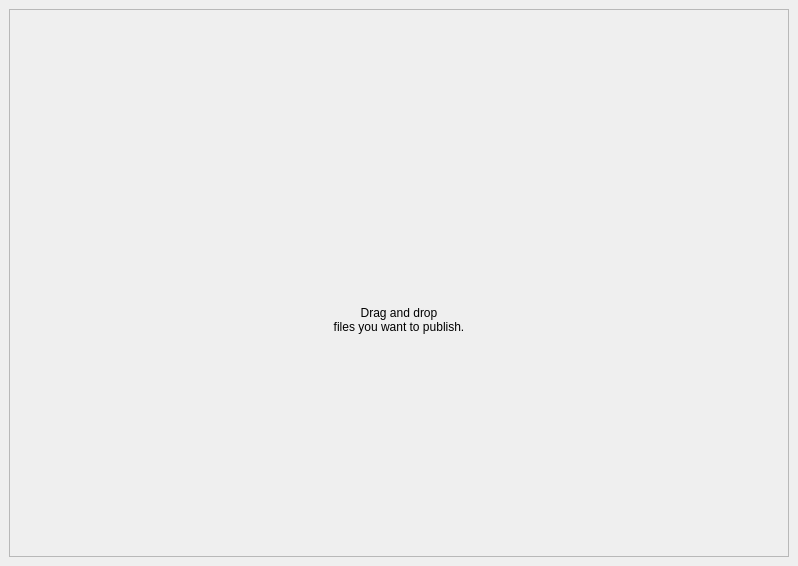
The window that resources/dialog.ui (shotgunsoftware/tk-multi-publish2) describes before a commit, drawn with Qt 5.
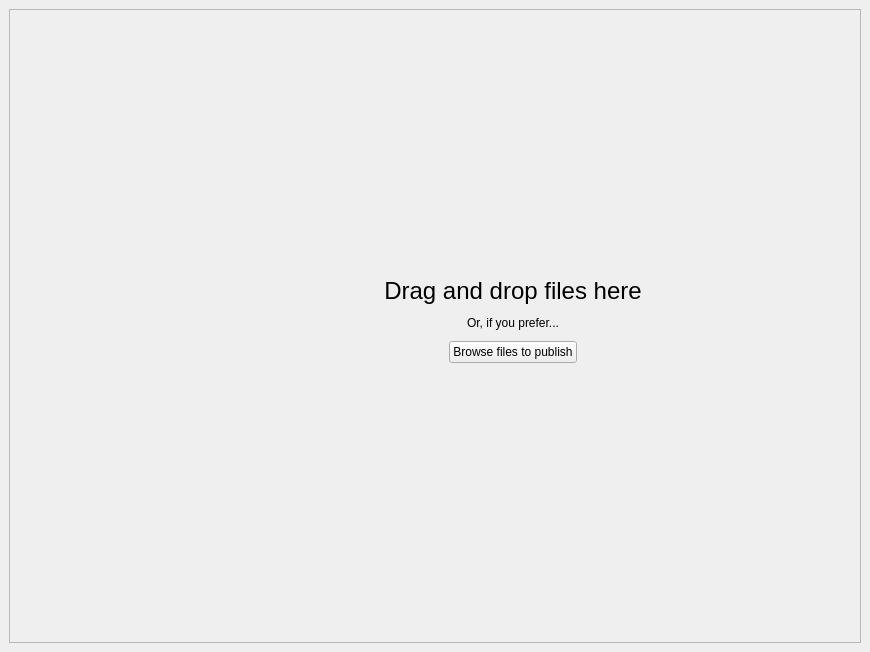
The same window after the commit. The open tabs and pages were chosen to show the change. Icons and pictures are not drawn. Custom widgets are drawn as their Qt base class.

What changed in the file:
```diff
--- a/resources/dialog.ui
+++ b/resources/dialog.ui
@@ -6,8 +6,8 @@
    <rect>
     <x>0</x>
     <y>0</y>
-    <width>798</width>
-    <height>566</height>
+    <width>870</width>
+    <height>652</height>
    </rect>
   </property>
   <property name="windowTitle">
@@ -35,8 +35,8 @@
          <property name="frameShadow">
           <enum>QFrame::Raised</enum>
          </property>
-         <layout class="QVBoxLayout" name="verticalLayout">
-          <item>
+         <layout class="QGridLayout" name="gridLayout_2">
+          <item row="0" column="1">
            <spacer name="verticalSpacer">
             <property name="orientation">
              <enum>Qt::Vertical</enum>
@@ -49,33 +49,33 @@
             </property>
            </spacer>
           </item>
-          <item>
-           <layout class="QHBoxLayout" name="horizontalLayout_3">
-            <item>
-             <spacer name="horizontalSpacer_4">
-              <property name="orientation">
-               <enum>Qt::Horizontal</enum>
-              </property>
-              <property name="sizeHint" stdset="0">
-               <size>
-                <width>40</width>
-                <height>20</height>
-               </size>
-              </property>
-             </spacer>
-            </item>
+          <item row="1" column="0">
+           <spacer name="horizontalSpacer_4">
+            <property name="orientation">
+             <enum>Qt::Horizontal</enum>
+            </property>
+            <property name="sizeHint" stdset="0">
+             <size>
+              <width>166</width>
+              <height>20</height>
+             </size>
+            </property>
+           </spacer>
+          </item>
+          <item row="1" column="1">
+           <layout class="QHBoxLayout" name="horizontalLayout_6">
             <item>
              <widget class="QLabel" name="label_5">
               <property name="minimumSize">
                <size>
-                <width>128</width>
-                <height>128</height>
+                <width>150</width>
+                <height>150</height>
                </size>
               </property>
               <property name="maximumSize">
                <size>
-                <width>128</width>
-                <height>128</height>
+                <width>150</width>
+                <height>150</height>
                </size>
               </property>
               <property name="text">
@@ -93,32 +93,138 @@
              </widget>
             </item>
             <item>
-             <spacer name="horizontalSpacer_5">
-              <property name="orientation">
-               <enum>Qt::Horizontal</enum>
+             <layout class="QVBoxLayout" name="verticalLayout" stretch="3,0,1,0,3">
+              <property name="spacing">
+               <number>8</number>
               </property>
-              <property name="sizeHint" stdset="0">
-               <size>
-                <width>40</width>
-                <height>20</height>
-               </size>
-              </property>
-             </spacer>
+              <item>
+               <spacer name="verticalSpacer_3">
+                <property name="orientation">
+                 <enum>Qt::Vertical</enum>
+                </property>
+                <property name="sizeHint" stdset="0">
+                 <size>
+                  <width>20</width>
+                  <height>40</height>
+                 </size>
+                </property>
+               </spacer>
+              </item>
+              <item>
+               <widget class="QLabel" name="large_drop_area_label">
+                <property name="styleSheet">
+                 <string notr="true">QLabel {
+    font-size: 24px;
+}</string>
+                </property>
+                <property name="text">
+                 <string>Drag and drop files here</string>
+                </property>
+                <property name="alignment">
+                 <set>Qt::AlignCenter</set>
+                </property>
+               </widget>
+              </item>
+              <item>
+               <widget class="QLabel" name="label">
+                <property name="text">
+                 <string>Or, if you prefer...</string>
+                </property>
+                <property name="alignment">
+                 <set>Qt::AlignCenter</set>
+                </property>
+               </widget>
+              </item>
+              <item>
+               <layout class="QHBoxLayout" name="horizontalLayout_3">
+                <item>
+                 <spacer name="horizontalSpacer_2">
+                  <property name="orientation">
+                   <enum>Qt::Horizontal</enum>
+                  </property>
+                  <property name="sizeHint" stdset="0">
+                   <size>
+                    <width>40</width>
+                    <height>20</height>
+                   </size>
+                  </property>
+                 </spacer>
+                </item>
+                <item>
+                 <widget class="QPushButton" name="drop_area_browse">
+                  <property name="minimumSize">
+                   <size>
+                    <width>0</width>
+                    <height>0</height>
+                   </size>
+                  </property>
+                  <property name="focusPolicy">
+                   <enum>Qt::NoFocus</enum>
+                  </property>
+                  <property name="toolTip">
+                   <string>Browse files to publish</string>
+                  </property>
+                  <property name="text">
+                   <string>Browse files to publish</string>
+                  </property>
+                  <property name="icon">
+                   <iconset resource="resources.qrc">
+                    <normaloff>:/tk_multi_publish2/browse_white.png</normaloff>:/tk_multi_publish2/browse_white.png</iconset>
+                  </property>
+                  <property name="iconSize">
+                   <size>
+                    <width>32</width>
+                    <height>32</height>
+                   </size>
+                  </property>
+                 </widget>
+                </item>
+                <item>
+                 <spacer name="horizontalSpacer_3">
+                  <property name="orientation">
+                   <enum>Qt::Horizontal</enum>
+                  </property>
+                  <property name="sizeHint" stdset="0">
+                   <size>
+                    <width>40</width>
+                    <height>20</height>
+                   </size>
+                  </property>
+                 </spacer>
+                </item>
+               </layout>
+              </item>
+              <item>
+               <spacer name="verticalSpacer_4">
+                <property name="orientation">
+                 <enum>Qt::Vertical</enum>
+                </property>
+                <property name="sizeHint" stdset="0">
+                 <size>
+                  <width>20</width>
+                  <height>40</height>
+                 </size>
+                </property>
+               </spacer>
+              </item>
+             </layout>
             </item>
            </layout>
           </item>
-          <item>
-           <widget class="QLabel" name="large_drop_area_label">
-            <property name="text">
-             <string>Drag and drop 
-files you want to publish.</string>
+          <item row="1" column="2">
+           <spacer name="horizontalSpacer_5">
+            <property name="orientation">
+             <enum>Qt::Horizontal</enum>
             </property>
-            <property name="alignment">
-             <set>Qt::AlignCenter</set>
+            <property name="sizeHint" stdset="0">
+             <size>
+              <width>179</width>
+              <height>20</height>
+             </size>
             </property>
-           </widget>
+           </spacer>
           </item>
-          <item>
+          <item row="2" column="1">
            <spacer name="verticalSpacer_2">
             <property name="orientation">
              <enum>Qt::Vertical</enum>
```
Left out of the diff: 36 changed lines with no effect on the pictures.
